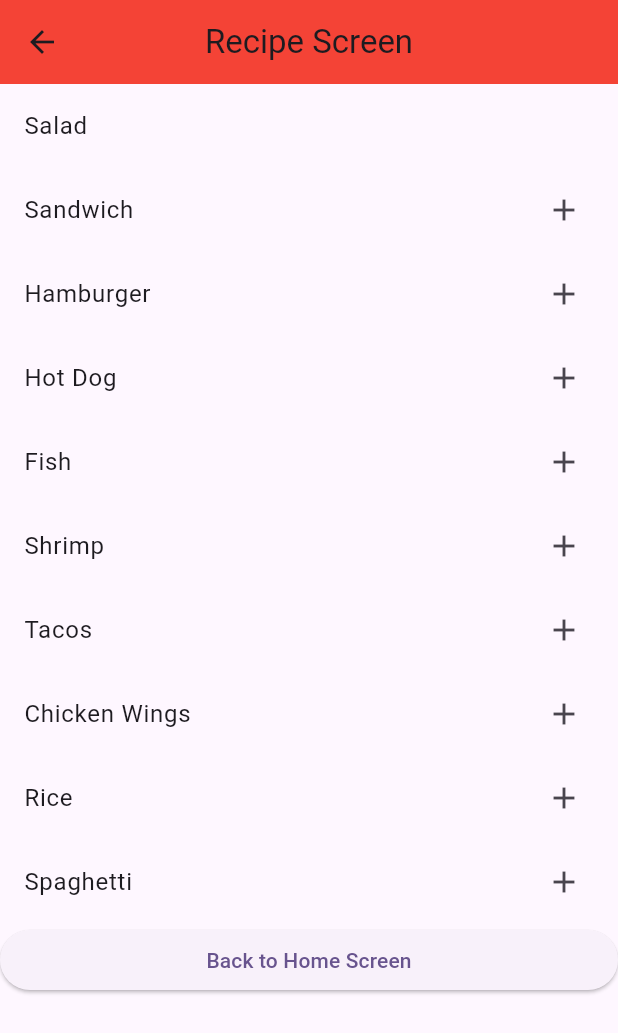
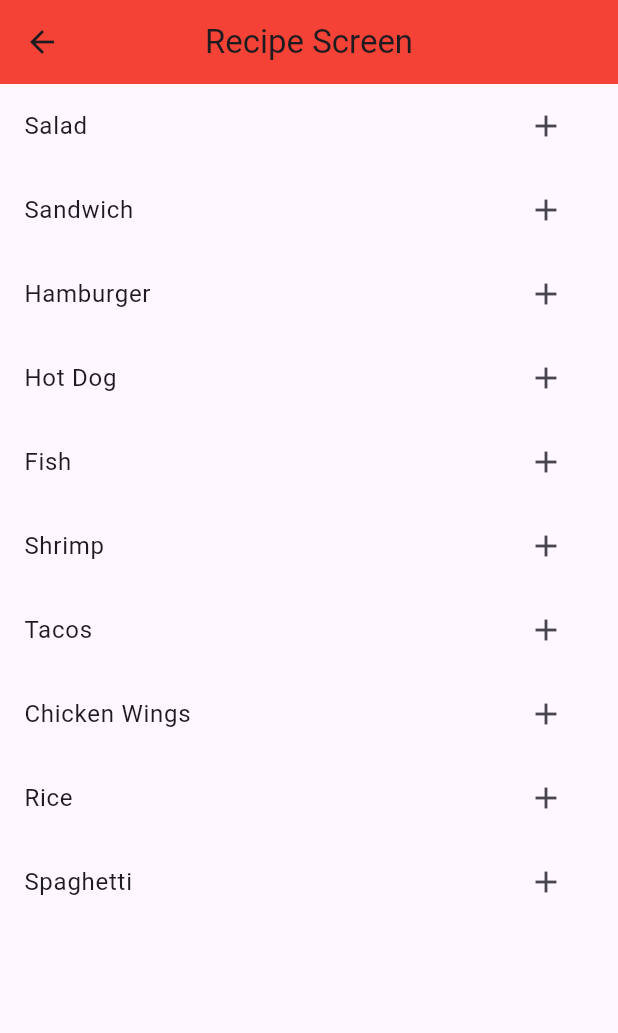
Before and after one commit to DavEspo/recipe_and_meal_planning_app, a Flutter app: the HomePage screen opened directly, after a tap on "Recipe Screen", on a phone screen of 412 x 824 dp. Shown: the top 1033 px of the screen. Run offline on Flutter 3.47's test engine with Material 3 defaults, Android fonts, the light colour scheme and no system bars; our stand-ins replace sqflite; accounts and stored records are empty.

Commit message:
completed recipe and favorite screen

```diff
--- a/lib/main.dart
+++ b/lib/main.dart
@@ -274,14 +274,7 @@ class HomePage extends StatelessWidget {
         title: const Text("Home Screen"),
         centerTitle: true,
         backgroundColor: Colors.red,
-        actions: [
-          IconButton(
-            icon: Icon(Icons.logout),
-            onPressed: () {
-              _logout(context);  // Function to handle logout
-            },
-          )
-        ],
+        // Removed logout button from the AppBar
       ),
       body: Column(
         children: [
@@ -334,7 +327,7 @@ class HomePage extends StatelessWidget {
               ),
             ],
           ),
-          // Add Favorite and Settings buttons with different colors
+          // Add Favorite and Settings buttons in the same row
           Row(
             mainAxisAlignment: MainAxisAlignment.center,
             children: [
@@ -344,7 +337,7 @@ class HomePage extends StatelessWidget {
                   onPressed: () {
                     Navigator.push(
                       context,
-                      MaterialPageRoute(builder: (context) => FavoriteScreen()),
+                      MaterialPageRoute(builder: (context) => const FavoriteScreen()),
                     );
                   },
                   style: ElevatedButton.styleFrom(
@@ -411,6 +404,7 @@ class HomePage extends StatelessWidget {
 
 
 
+
 class RecipeScreen extends StatelessWidget {
   const RecipeScreen({super.key});
 
@@ -418,34 +412,44 @@ class RecipeScreen extends StatelessWidget {
   Widget build(BuildContext context) {
     return Scaffold(
       appBar: AppBar(
-        title: Text('Recipe Screen'),
+        title: const Text('Recipe Screen'),
         centerTitle: true,
         backgroundColor: Colors.red,
       ),
       body: ListView(
-        scrollDirection: Axis.vertical,
         children: <Widget>[
-          const ListTile(title: Text("Salad")),
-          const ListTile(title: Text("Sandwich"), trailing: Icon(Icons.add)),
-          const ListTile(title: Text("Hamburger"), trailing: Icon(Icons.add)),
-          const ListTile(title: Text("Hot Dog"), trailing: Icon(Icons.add)),
-          const ListTile(title: Text("Fish"), trailing: Icon(Icons.add)),
-          const ListTile(title: Text("Shrimp"), trailing: Icon(Icons.add)),
-          const ListTile(title: Text("Tacos"), trailing: Icon(Icons.add)),
-          const ListTile(title: Text("Chicken Wings"), trailing: Icon(Icons.add)),
-          const ListTile(title: Text("Rice"), trailing: Icon(Icons.add)),
-          const ListTile(title: Text("Spaghetti"), trailing: Icon(Icons.add)),
-          ElevatedButton(
-            onPressed: () {
-              Navigator.pop(context);
-            },
-            child: const Text("Back to Home Screen"),
-          )
+          _buildRecipeTile(context, "Salad"),
+          _buildRecipeTile(context, "Sandwich"),
+          _buildRecipeTile(context, "Hamburger"),
+          _buildRecipeTile(context, "Hot Dog"),
+          _buildRecipeTile(context, "Fish"),
+          _buildRecipeTile(context, "Shrimp"),
+          _buildRecipeTile(context, "Tacos"),
+          _buildRecipeTile(context, "Chicken Wings"),
+          _buildRecipeTile(context, "Rice"),
+          _buildRecipeTile(context, "Spaghetti"),
         ],
       ),
     );
   }
+
+  // Helper method to create a recipe tile
+  Widget _buildRecipeTile(BuildContext context, String recipeName) {
+    return ListTile(
+      title: Text(recipeName),
+      trailing: IconButton(
+        icon: const Icon(Icons.add),
+        onPressed: () {
+          FavoritesManager.addFavorite(recipeName);
+          ScaffoldMessenger.of(context).showSnackBar(
+            SnackBar(content: Text('$recipeName added to favorites!')),
+          );
+        },
+      ),
+    );
+  }
 }
+
 
 class MealPlanScreen extends StatelessWidget {
   const MealPlanScreen({super.key});
@@ -479,23 +483,34 @@ class FavoriteScreen extends StatelessWidget {
   Widget build(BuildContext context) {
     return Scaffold(
       appBar: AppBar(
-        title: Text('Favorite Screen'),
+        title: const Text('Favorite Recipes'),
         centerTitle: true,
         backgroundColor: Colors.red,
       ),
-      body: Column(
-        children: [
-          ElevatedButton(
-            onPressed: () {
-              Navigator.pop(context);
-            },
-            child: Text("Back to Home Screen"),
-          )
-        ],
+      body: ListView.builder(
+        itemCount: FavoritesManager.favorites.length,
+        itemBuilder: (context, index) {
+          final recipe = FavoritesManager.favorites[index];
+          return ListTile(
+            title: Text(recipe),
+            trailing: IconButton(
+              icon: const Icon(Icons.remove),
+              onPressed: () {
+                FavoritesManager.removeFavorite(recipe);
+                ScaffoldMessenger.of(context).showSnackBar(
+                  SnackBar(content: Text('$recipe removed from favorites!')),
+                );
+                // Refresh the screen after removing the item
+                (context as Element).rebuild();
+              },
+            ),
+          );
+        },
       ),
     );
   }
 }
+
 
 class SettingsScreen extends StatelessWidget {
   const SettingsScreen({super.key});
@@ -521,3 +536,18 @@ class SettingsScreen extends StatelessWidget {
     );
   }
 }
+class FavoritesManager { //This manages list of saved recipe to favorites
+  static final List<String> _favorites = [];
+
+  static List<String> get favorites => _favorites;
+
+  static void addFavorite(String recipe) {
+    if (!_favorites.contains(recipe)) {
+      _favorites.add(recipe);
+    }
+  }
+
+  static void removeFavorite(String recipe) {
+    _favorites.remove(recipe);
+  }
+}
```
